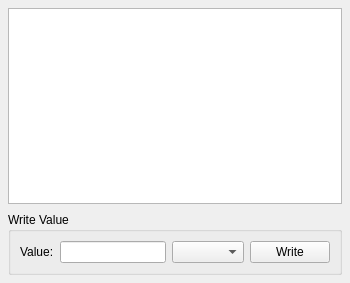
Above: src/ui/widgets/attributeswidget.ui from sanny32/OpenUaExplorer before the change. Below: the same form after it.
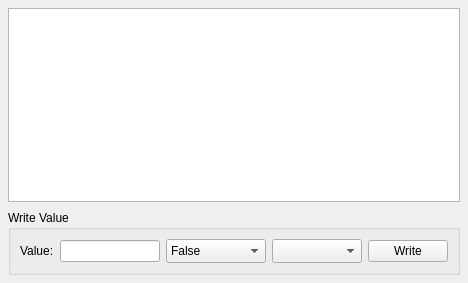
That is the form after the change. Custom widgets are drawn as their Qt base class.

Commit message: feat: Enhance boolean value handling in AttributesWidget and DataAccessWidget with new UI components and logic (#8)

Diff of the .ui file:
```diff
--- a/src/ui/widgets/attributeswidget.ui
+++ b/src/ui/widgets/attributeswidget.ui
@@ -47,6 +47,12 @@
    </item>
    <item>
     <widget class="QGroupBox" name="writeValueGroup">
+     <property name="sizePolicy">
+      <sizepolicy hsizetype="Maximum" vsizetype="Preferred">
+       <horstretch>0</horstretch>
+       <verstretch>0</verstretch>
+      </sizepolicy>
+     </property>
      <property name="title">
       <string>Write Value</string>
      </property>
@@ -59,10 +65,74 @@
        </widget>
       </item>
       <item>
-       <widget class="ValueLineEdit" name="valueEdit"/>
+       <widget class="ValueLineEdit" name="valueEdit">
+        <property name="minimumSize">
+         <size>
+          <width>100</width>
+          <height>0</height>
+         </size>
+        </property>
+        <property name="maximumSize">
+         <size>
+          <width>100</width>
+          <height>16777215</height>
+         </size>
+        </property>
+       </widget>
       </item>
       <item>
-       <widget class="QComboBox" name="typeCombo"/>
+       <widget class="QComboBox" name="valueCombo">
+        <property name="minimumSize">
+         <size>
+          <width>100</width>
+          <height>0</height>
+         </size>
+        </property>
+        <property name="maximumSize">
+         <size>
+          <width>100</width>
+          <height>16777215</height>
+         </size>
+        </property>
+        <property name="sizeAdjustPolicy">
+         <enum>QComboBox::AdjustToMinimumContentsLengthWithIcon</enum>
+        </property>
+        <property name="minimumContentsLength">
+         <number>5</number>
+        </property>
+        <item>
+         <property name="text">
+          <string>False</string>
+         </property>
+        </item>
+        <item>
+         <property name="text">
+          <string>True</string>
+         </property>
+        </item>
+       </widget>
+      </item>
+      <item>
+       <widget class="QComboBox" name="typeCombo">
+        <property name="minimumSize">
+         <size>
+          <width>90</width>
+          <height>0</height>
+         </size>
+        </property>
+        <property name="maximumSize">
+         <size>
+          <width>90</width>
+          <height>16777215</height>
+         </size>
+        </property>
+        <property name="sizeAdjustPolicy">
+         <enum>QComboBox::AdjustToMinimumContentsLengthWithIcon</enum>
+        </property>
+        <property name="minimumContentsLength">
+         <number>1</number>
+        </property>
+       </widget>
       </item>
       <item>
        <widget class="ThemedPushButton" name="writeButton">
```
The commit also changes 10 other files.
